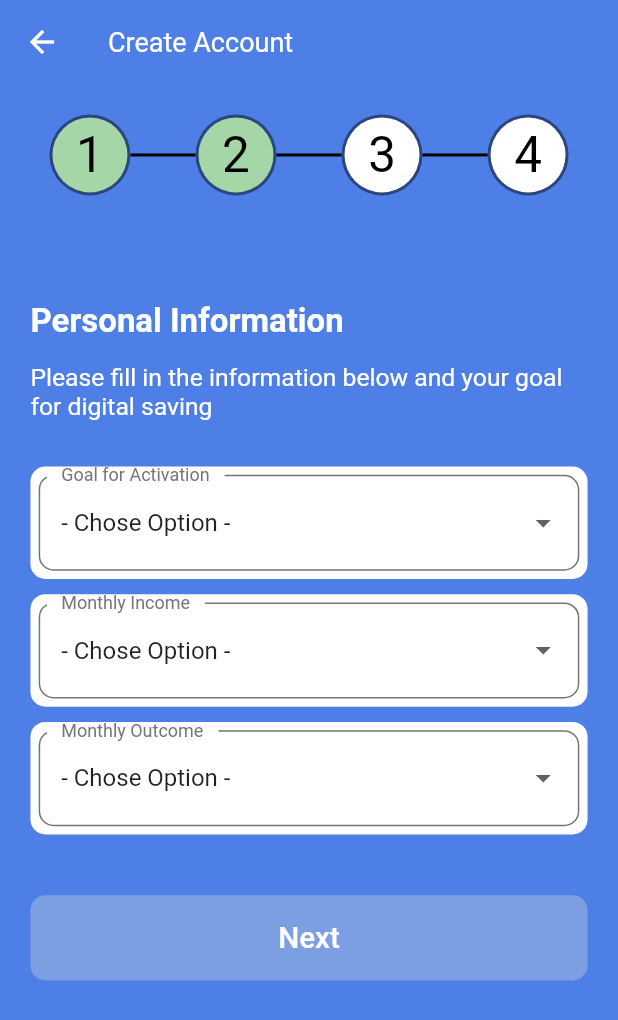
After one commit to PranaTobing/register_bankjago, a Flutter app: the PageThree screen opened directly, on a phone screen of 412 x 824 dp. The commit adds this screen. Shown: the top 1020 px of the screen. Run offline on Flutter 3.47's test engine with Material 2 defaults, Android fonts, the phone set to English and light mode, and no system bars.

Commit message:
page three and fix the validation

```diff
--- /dev/null
+++ b/prana_registerform/lib/screen/form_pagethree.dart
@@ -0,0 +1,209 @@
+import 'package:flutter/material.dart';
+import 'package:prana_registerform/screen/page_four.dart';
+
+import '../default_button.dart';
+import '../konstanta.dart';
+import '../size_config.dart';
+
+class FormPageThree extends StatefulWidget {
+  final String email;
+  final String pass;
+
+  const FormPageThree({Key key, this.email, this.pass}) : super(key: key);
+  @override
+  _FormPageThreeState createState() => _FormPageThreeState();
+}
+
+class _FormPageThreeState extends State<FormPageThree> {
+  String _valAct = 'default';
+  String _valIncome = 'default';
+  String _valOutcome = 'default';
+
+  TextEditingController actController = TextEditingController();
+  TextEditingController inController = TextEditingController();
+  TextEditingController outController = TextEditingController();
+
+  List _listFromActivity = [
+    {'value': 'default', 'name': '- Chose Option -'},
+    {'value': 'Gardening', 'name': 'Gardening'},
+    {'value': 'Gaming', 'name': 'Gaming'},
+    {'value': 'Painting', 'name': 'Painting'},
+    {'value': 'Shoping', 'name': 'Shoping'},
+    {'value': 'Traveling', 'name': 'Traveling'},
+    {'value': 'Writing', 'name': 'Writing'},
+  ];
+
+  List _listFromIncome = [
+    {'value': 'default', 'name': '- Chose Option -'},
+    {'value': 'Under Rp. 500.000', 'name': 'Under Rp. 500.000'},
+    {
+      'value': 'Rp. 500.000 - Rp. 1.000.000',
+      'name': 'Rp. 500.000 - Rp. 1.000.000'
+    },
+    {
+      'value': 'Rp. 1.000.000 - Rp. 3.000.000',
+      'name': 'Rp. 1.000.000 - Rp. 3.000.000'
+    },
+    {
+      'value': 'Rp. 3.000.000 - Rp. 5.000.000',
+      'name': 'Rp. 3.000.000 - Rp. 5.000.000'
+    },
+    {
+      'value': 'Rp. 5.000.000 - Rp. 10.000.000',
+      'name': 'Rp. 5.000.000 - Rp. 10.000.000'
+    },
+    {'value': 'Above Rp. 10.000.000', 'name': 'Above Rp. 10.000.000'},
+  ];
+
+  List _listFromOutcome = [
+    {'value': 'default', 'name': '- Chose Option -'},
+    {'value': 'Under Rp. 500.000', 'name': 'Under Rp. 500.000'},
+    {
+      'value': 'Rp. 500.000 - Rp. 1.000.000',
+      'name': 'Rp. 500.000 - Rp. 1.000.000'
+    },
+    {
+      'value': 'Rp. 1.000.000 - Rp. 3.000.000',
+      'name': 'Rp. 1.000.000 - Rp. 3.000.000'
+    },
+    {
+      'value': 'Rp. 3.000.000 - Rp. 5.000.000',
+      'name': 'Rp. 3.000.000 - Rp. 5.000.000'
+    },
+    {
+      'value': 'Rp. 5.000.000 - Rp. 10.000.000',
+      'name': 'Rp. 5.000.000 - Rp. 10.000.000'
+    },
+    {'value': 'Above Rp. 10.000.000', 'name': 'Above Rp. 10.000.000'},
+  ];
+
+  final _formKey = GlobalKey<FormState>();
+
+  checkForm(theemail, thepass) {
+    final form = _formKey.currentState;
+    if (form.validate()) {
+      form.save();
+      Navigator.of(context).push(
+        MaterialPageRoute(
+          builder: (context) => PageFour(
+              email: theemail,
+              pass: thepass,
+              valact: _valAct,
+              valin: _valIncome,
+              valout: _valOutcome),
+        ),
+      );
+    }
+  }
+
+  @override
+  Widget build(BuildContext context) {
+    return Form(
+      key: _formKey,
+      child: Padding(
+        padding: EdgeInsets.all(getProportionateScreenHeight(20)),
+        child: ListView(
+          shrinkWrap: true,
+          children: <Widget>[
+            Text(
+              'Personal Information',
+              style: TextStyle(
+                  fontSize: getProportionateScreenWidth(20),
+                  fontWeight: FontWeight.bold,
+                  color: Colors.white),
+            ),
+            SizedBox(
+              height: getProportionateScreenHeight(15),
+            ),
+            Text(
+              'Please fill in the information below and your goal for digital saving',
+              style: TextStyle(
+                  fontSize: getProportionateScreenWidth(15),
+                  color: Colors.white),
+            ),
+            SizedBox(
+              height: getProportionateScreenHeight(30),
+            ),
+            buildDropDown(_valAct, _listFromActivity, 1),
+            SizedBox(
+              height: getProportionateScreenHeight(10),
+            ),
+            buildDropDown(_valIncome, _listFromIncome, 2),
+            SizedBox(
+              height: getProportionateScreenHeight(10),
+            ),
+            buildDropDown(_valOutcome, _listFromOutcome, 3),
+            SizedBox(
+              height: getProportionateScreenHeight(40),
+            ),
+            Align(
+              alignment: FractionalOffset.bottomCenter,
+              child: DefaultButton(
+                text: "Next",
+                press: () {
+                  setState(() {
+                    checkForm(widget.email, widget.pass);
+                  });
+                },
+              ),
+            ),
+          ],
+        ),
+      ),
+    );
+  }
+
+  Container buildDropDown(val, thelist, cond) {
+    List thelistbuild = thelist;
+    return Container(
+      padding: EdgeInsets.all(getProportionateScreenWidth(5)),
+      decoration: BoxDecoration(
+        borderRadius: BorderRadius.circular(10),
+        color: Colors.white,
+      ),
+      child: DropdownButtonFormField(
+        decoration: InputDecoration(
+          filled: true,
+          labelText: (() {
+            if (cond == 1) {
+              return "Goal for Activation";
+            } else if (cond == 2) {
+              return "Monthly Income";
+            } else {
+              return "Monthly Outcome";
+            }
+          }()),
+          floatingLabelBehavior: FloatingLabelBehavior.always,
+          labelStyle: TextStyle(
+            color: kTextColor,
+          ),
+          fillColor: Colors.white,
+        ),
+        value: val,
+        items: thelistbuild.map((f) {
+          return DropdownMenuItem(
+            child: Text(f['name']),
+            value: f['value'],
+          );
+        }).toList(),
+        onChanged: (value) {
+          setState(() {
+            if (cond == 1) {
+              _valAct = value;
+            } else if (cond == 2) {
+              _valIncome = value;
+            } else {
+              _valOutcome = value;
+            }
+          });
+        },
+        validator: (value) {
+          if (value == 'default') {
+            return 'Plase input the field';
+          }
+          return null;
+        },
+      ),
+    );
+  }
+}
--- /dev/null
+++ b/prana_registerform/lib/screen/page_three.dart
@@ -0,0 +1,39 @@
+import 'package:flutter/material.dart';
+import 'package:prana_registerform/konstanta.dart';
+
+import '../custom_stepper.dart';
+import '../size_config.dart';
+import 'form_pagethree.dart';
+
+class PageThree extends StatelessWidget {
+  const PageThree({Key key, this.email, this.pass}) : super(key: key);
+  final String email;
+  final String pass;
+  @override
+  Widget build(BuildContext context) {
+    return Scaffold(
+      appBar: AppBar(
+        title: Text('Create Account'),
+      ),
+      backgroundColor: kPrimaryColor,
+      body: SafeArea(
+        child: Column(
+          children: [
+            SizedBox(
+              height: getProportionateScreenHeight(20),
+            ),
+            CustomStepper(page: 3),
+            SizedBox(
+              height: getProportionateScreenHeight(50),
+            ),
+            Expanded(
+              child: Container(
+                child: FormPageThree(email: this.email, pass: this.pass),
+              ),
+            ),
+          ],
+        ),
+      ),
+    );
+  }
+}
```
Also changed, not shown: prana_registerform/lib/screen/form_pagefour.dart (added, +90 -0 lines), prana_registerform/lib/screen/form_pagetwo.dart (+91 -29 lines), prana_registerform/lib/screen/page_four.dart (added, +110 -0 lines).
